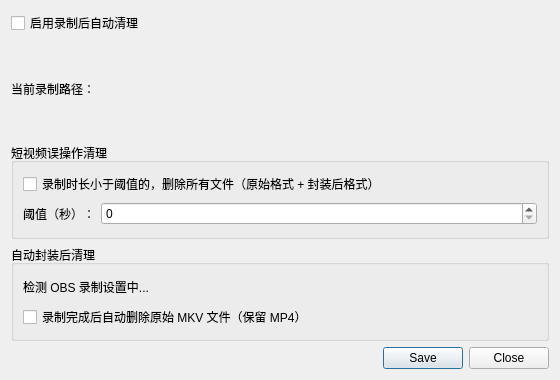
Before: the Qt Designer form plugins/frontend-tools/forms/auto-cleanup.ui in LingyunStudio/obs-studio, drawn with Qt 5.
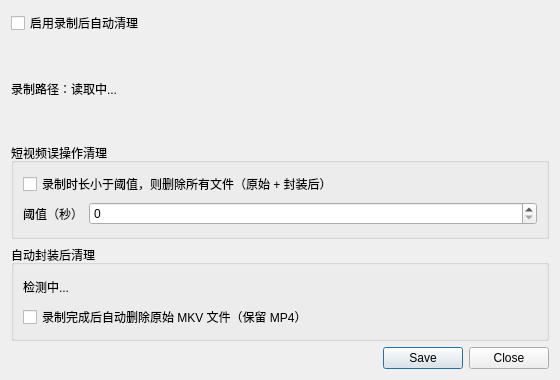
After: the same form once the commit is applied.

Commit message:
Rewrite auto-cleanup: match OBS source key logic exactly
- Recording path: Output.Mode (Simple vs Advanced), SimpleOutput.FilePath vs AdvOut.RecFilePath/FFFilePath
- Remux detection: Video.AutoRemux, RecFormat2 from correct output section
- Short-clip deletion: delete both original and remuxed files
- Remux polling: wait for MP4 to appear after recording stops

The edit to the form file:
```diff
--- a/plugins/frontend-tools/forms/auto-cleanup.ui
+++ b/plugins/frontend-tools/forms/auto-cleanup.ui
@@ -31,7 +31,7 @@
    <item>
     <widget class="QLabel" name="recordingFolder">
      <property name="text">
-      <string>当前录制路径：</string>
+      <string>录制路径：读取中...</string>
      </property>
      <property name="wordWrap">true</property>
     </widget>
@@ -45,7 +45,7 @@
       <item row="0" column="0" colspan="2">
        <widget class="QCheckBox" name="deleteShortClips">
         <property name="text">
-         <string>录制时长小于阈值的，删除所有文件（原始格式 + 封装后格式）</string>
+         <string>录制时长小于阈值，则删除所有文件（原始 + 封装后）</string>
         </property>
         <property name="checked">true</property>
        </widget>
@@ -53,7 +53,7 @@
       <item row="1" column="0">
        <widget class="QLabel" name="thresholdLabel">
         <property name="text">
-         <string>阈值（秒）：</string>
+         <string>阈值（秒）</string>
         </property>
        </widget>
       </item>
@@ -76,7 +76,7 @@
       <item>
        <widget class="QLabel" name="origDeleteLabel">
         <property name="text">
-         <string>检测 OBS 录制设置中...</string>
+         <string>检测中...</string>
         </property>
         <property name="wordWrap">true</property>
        </widget>
```
Left out of the diff: 10 changed lines with no effect on the pictures. The commit also changes 3 other files.
